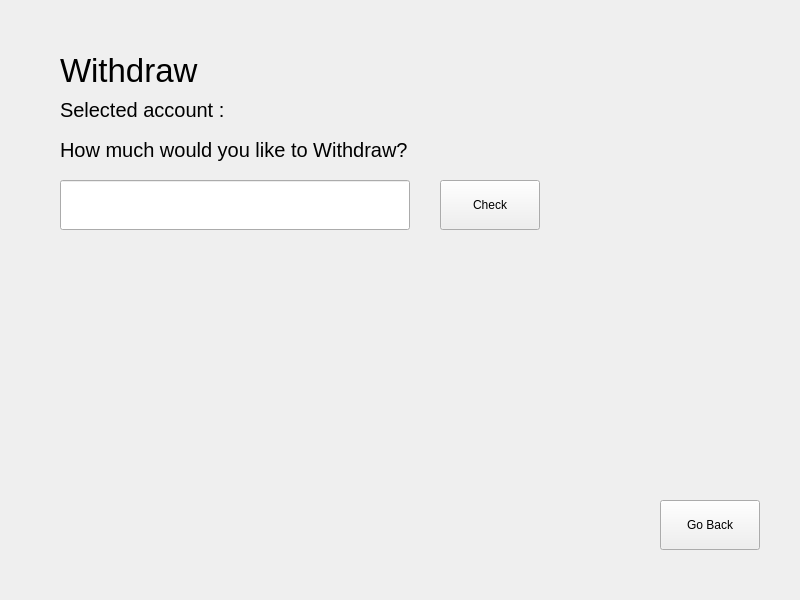
Qt form ui/withdraw.ui (U-Keun/Qt_Account_Project) before a commit.
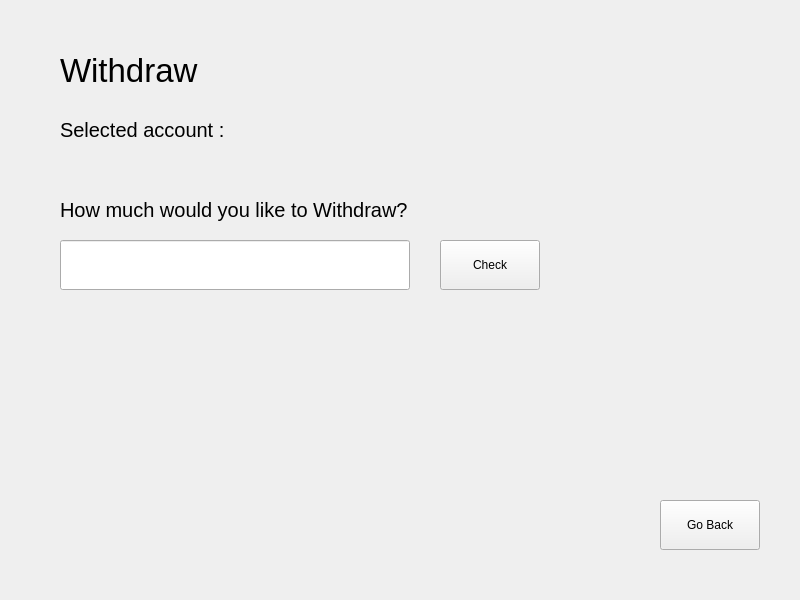
The same form after that commit.

Commit message: deposit/withdraw ui 수정

Patch:
```diff
--- a/ui/withdraw.ui
+++ b/ui/withdraw.ui
@@ -22,7 +22,7 @@
    <property name="geometry">
     <rect>
      <x>60</x>
-     <y>90</y>
+     <y>110</y>
      <width>571</width>
      <height>40</height>
     </rect>
@@ -41,7 +41,7 @@
    <property name="geometry">
     <rect>
      <x>60</x>
-     <y>180</y>
+     <y>240</y>
      <width>350</width>
      <height>50</height>
     </rect>
@@ -92,8 +92,8 @@
    <property name="geometry">
     <rect>
      <x>60</x>
-     <y>130</y>
-     <width>571</width>
+     <y>190</y>
+     <width>570</width>
      <height>40</height>
     </rect>
    </property>
@@ -111,7 +111,7 @@
    <property name="geometry">
     <rect>
      <x>440</x>
-     <y>180</y>
+     <y>240</y>
      <width>100</width>
      <height>50</height>
     </rect>
```
The commit also changes 52 other files.
